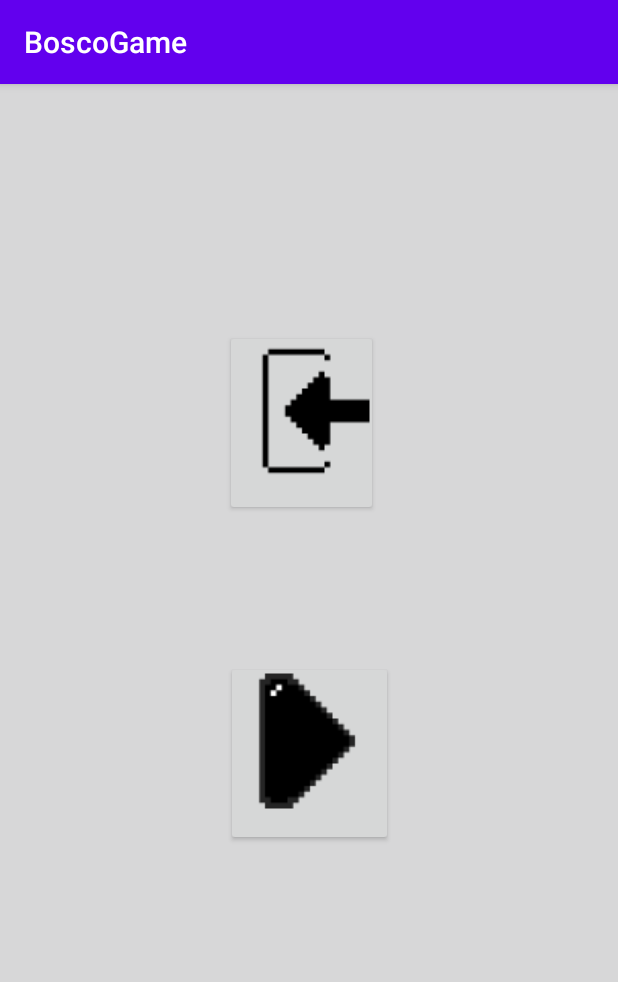
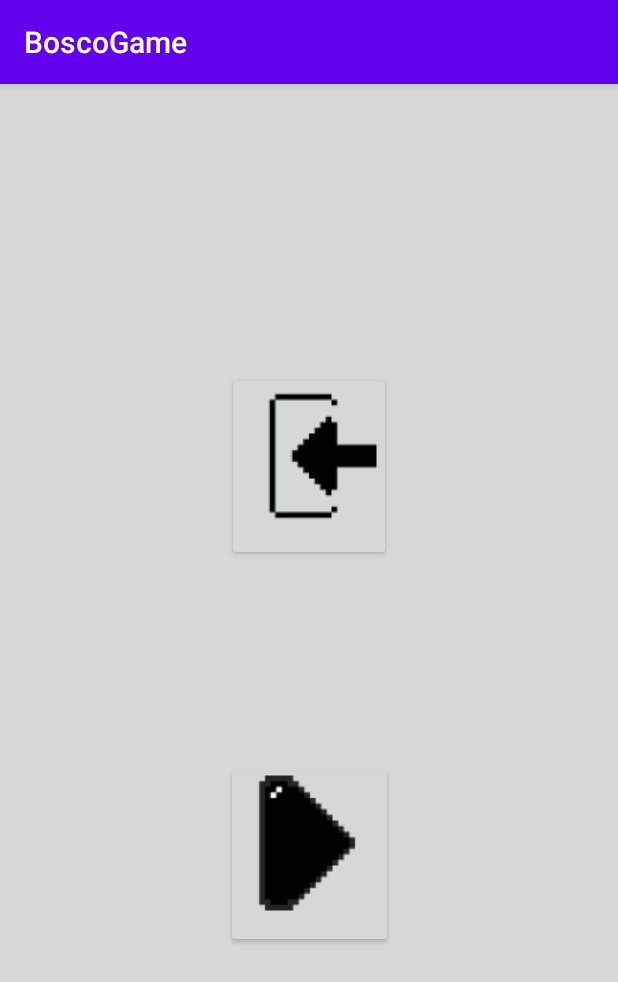
Before and after one commit to rodrigo5v/DomBosco-e-as-toupeiras, an Android app: the TelaPause screen opened directly, with no data from a screen before it, on a phone screen of 412 x 824 dp. Shown: the top 982 px of the screen. Run offline under Robolectric (Android 15) with nearby library versions, the phone set to English and light mode, and no system bars.

Commit message:
Mudando tela inicial
Tela inicial

```diff
--- a/BoscoGame/app/src/main/res/layout/activity_tela_pause.xml
+++ b/BoscoGame/app/src/main/res/layout/activity_tela_pause.xml
@@ -5,20 +5,16 @@
     android:layout_width="match_parent"
     android:layout_height="match_parent"
     android:background="#D7D7D8"
+    android:visibility="visible"
     tools:context=".TelaPause">
 
     <Button
         android:id="@+id/BExit"
-        android:layout_width="102dp"
-        android:layout_height="124dp"
-        android:layout_marginStart="160dp"
-        android:layout_marginLeft="160dp"
-        android:layout_marginTop="164dp"
-        android:layout_marginEnd="160dp"
-        android:layout_marginRight="160dp"
+        android:layout_width="109dp"
+        android:layout_height="126dp"
+        android:layout_marginTop="192dp"
         android:drawableBottom="@drawable/sairpersonalizado"
         app:layout_constraintEnd_toEndOf="parent"
-        app:layout_constraintHorizontal_bias="1.0"
         app:layout_constraintStart_toStartOf="parent"
         app:layout_constraintTop_toTopOf="parent" />
 
@@ -26,11 +22,7 @@
         android:id="@+id/BPlay"
         android:layout_width="111dp"
         android:layout_height="123dp"
-        android:layout_marginStart="160dp"
-        android:layout_marginLeft="160dp"
-        android:layout_marginEnd="160dp"
-        android:layout_marginRight="160dp"
-        android:layout_marginBottom="260dp"
+        android:layout_marginBottom="192dp"
         android:drawableBottom="@drawable/play__personalizado_"
         app:layout_constraintBottom_toBottomOf="parent"
         app:layout_constraintEnd_toEndOf="parent"
```
Also changed, not shown: BoscoGame/app/src/main/AndroidManifest.xml (+8 -8 lines), BoscoGame/app/src/main/java/com/example/boscogame/TelaInicial.java (+15 -16 lines), BoscoGame/app/src/main/res/layout/activity_jogo.xml (+17 -35 lines), 1 other file.
